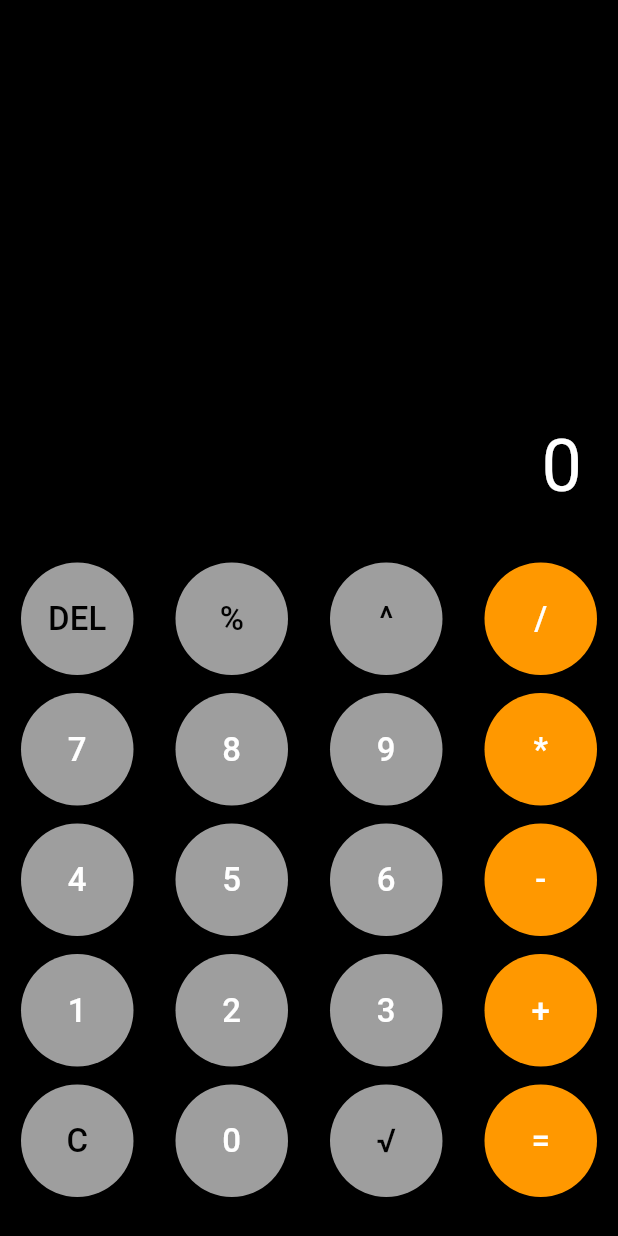
After one commit to Thanut26/Moblie-67, a Flutter app: the CalculatorPage screen opened directly, after a tap on "DEL", on a phone screen of 412 x 824 dp. The commit adds this screen. Run offline on Flutter 3.47's test engine with Material 3 defaults, Android fonts, the phone set to English and light mode, and no system bars.

Commit message:
hw3 to day

```diff
--- a/cw3/lib/main.dart
+++ b/cw3/lib/main.dart
@@ -341,7 +341,7 @@
                         num2 = "";
                         operator = "";
                         showVal = "0";
-                      } else {}
+                      }
                     });
                   },
                   child: Text("C"),
--- a/cw3/lib/tempCodeRunnerFile.dart
+++ /dev/null
@@ -1 +0,0 @@
-import 'package:flutter/material.dart';
--- /dev/null
+++ b/hw3/lib/main.dart
@@ -0,0 +1,254 @@
+import 'package:flutter/material.dart';
+import 'dart:math';
+
+void main() {
+  runApp(const MyApp());
+}
+
+class MyApp extends StatelessWidget {
+  const MyApp({super.key});
+
+  @override
+  Widget build(BuildContext context) {
+    return const MaterialApp(
+      debugShowCheckedModeBanner: false,
+      home: CalculatorPage(),
+    );
+  }
+}
+
+class CalculatorPage extends StatefulWidget {
+  const CalculatorPage({super.key});
+
+  @override
+  State<CalculatorPage> createState() => _CalculatorPageState();
+}
+
+class _CalculatorPageState extends State<CalculatorPage> {
+  String display = "0";
+  String num1 = "";
+  String num2 = "";
+  String operator = "";
+
+  void pressNumber(String n) {
+    setState(() {
+      if (operator.isEmpty) {
+        num1 += n;
+        display = num1;
+      } else {
+        num2 += n;
+        display = num2;
+      }
+    });
+  }
+
+  void pressOperator(String op) {
+    setState(() {
+      if (num1.isNotEmpty) operator = op;
+    });
+  }
+
+  void calculate() {
+    setState(() {
+      if (num1.isEmpty) return;
+
+      double a = double.parse(num1);
+      double b = num2.isEmpty ? 0 : double.parse(num2);
+      double result = 0;
+
+      switch (operator) {
+        case '+':
+          result = a + b;
+          break;
+        case '-':
+          result = a - b;
+          break;
+        case '*':
+          result = a * b;
+          break;
+        case '/':
+          result = a / b;
+          break;
+        case '^':
+          result = pow(a, b).toDouble();
+          break;
+        case '%':
+          result = (a / 100) * b; // A% of B
+          break;
+      }
+
+      display = result.toString();
+      num1 = display;
+      num2 = "";
+      operator = "";
+    });
+  }
+
+  void clearAll() {
+    setState(() {
+      display = "0";
+      num1 = "";
+      num2 = "";
+      operator = "";
+    });
+  }
+
+  void deleteDigit() {
+    setState(() {
+      if (operator.isEmpty) {
+        if (num1.isNotEmpty) {
+          num1 = num1.substring(0, num1.length - 1);
+          display = num1.isEmpty ? "0" : num1;
+        }
+      } else {
+        if (num2.isNotEmpty) {
+          num2 = num2.substring(0, num2.length - 1);
+          display = num2.isEmpty ? "0" : num2;
+        }
+      }
+    });
+  }
+
+  void sqrtValue() {
+    setState(() {
+      if (num1.isNotEmpty) {
+        double r = sqrt(double.parse(num1));
+        display = r.toString();
+        num1 = display;
+        num2 = "";
+        operator = "";
+      }
+    });
+  }
+
+  Widget calcButton(
+    String text, {
+    Color bg = Colors.grey,
+    Color fg = Colors.white,
+    VoidCallback? onTap,
+  }) {
+    return Expanded(
+      child: Padding(
+        padding: const EdgeInsets.all(6),
+        child: ElevatedButton(
+          style: ElevatedButton.styleFrom(
+            backgroundColor: bg,
+            foregroundColor: fg,
+            shape: const CircleBorder(),
+            padding: const EdgeInsets.all(22),
+          ),
+          onPressed: onTap,
+          child: Text(text, style: const TextStyle(fontSize: 22)),
+        ),
+      ),
+    );
+  }
+
+  @override
+  Widget build(BuildContext context) {
+    return Scaffold(
+      backgroundColor: Colors.black,
+      body: Column(
+        mainAxisAlignment: MainAxisAlignment.end,
+        children: [
+          Container(
+            alignment: Alignment.centerRight,
+            padding: const EdgeInsets.all(24),
+            child: Text(
+              display,
+              style: const TextStyle(color: Colors.white, fontSize: 48),
+            ),
+          ),
+
+          Row(
+            children: [
+              calcButton(
+                "DEL",
+                bg: Colors.grey,
+                fg: Colors.black,
+                onTap: deleteDigit,
+              ),
+              calcButton(
+                "%",
+                bg: Colors.grey,
+                fg: Colors.black,
+                onTap: () => pressOperator('%'),
+              ),
+              calcButton(
+                "^",
+                bg: Colors.grey,
+                fg: Colors.black,
+                onTap: () => pressOperator('^'),
+              ),
+              calcButton(
+                "/",
+                bg: Colors.orange,
+                onTap: () => pressOperator('/'),
+              ),
+            ],
+          ),
+
+          Row(
+            children: [
+              calcButton("7", onTap: () => pressNumber('7')),
+              calcButton("8", onTap: () => pressNumber('8')),
+              calcButton("9", onTap: () => pressNumber('9')),
+              calcButton(
+                "*",
+                bg: Colors.orange,
+                onTap: () => pressOperator('*'),
+              ),
+            ],
+          ),
+
+          Row(
+            children: [
+              calcButton("4", onTap: () => pressNumber('4')),
+              calcButton("5", onTap: () => pressNumber('5')),
+              calcButton("6", onTap: () => pressNumber('6')),
+              calcButton(
+                "-",
+                bg: Colors.orange,
+                onTap: () => pressOperator('-'),
+              ),
+            ],
+          ),
+
+          Row(
+            children: [
+              calcButton("1", onTap: () => pressNumber('1')),
+              calcButton("2", onTap: () => pressNumber('2')),
+              calcButton("3", onTap: () => pressNumber('3')),
+              calcButton(
+                "+",
+                bg: Colors.orange,
+                onTap: () => pressOperator('+'),
+              ),
+            ],
+          ),
+
+          Row(
+            children: [
+              calcButton(
+                "C",
+                bg: Colors.grey,
+                fg: Colors.black,
+                onTap: clearAll,
+              ),
+              calcButton("0", onTap: () => pressNumber('0')),
+              calcButton(
+                "√",
+                bg: Colors.grey,
+                fg: Colors.black,
+                onTap: sqrtValue,
+              ),
+              calcButton("=", bg: Colors.orange, onTap: calculate),
+            ],
+          ),
+
+          const SizedBox(height: 20),
+        ],
+      ),
+    );
+  }
+}
```
Also changed, not shown: hw3/analysis_options.yaml (added, +28 -0 lines), hw3/pubspec.yaml (added, +89 -0 lines), hw3/pubspec.lock (added), 125 other files.
